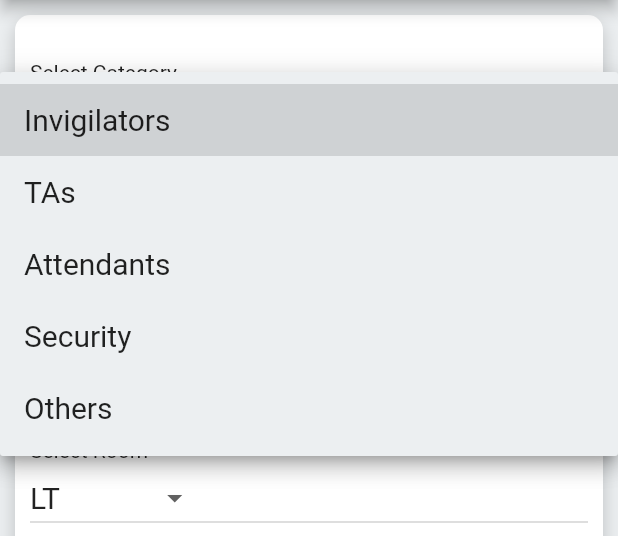
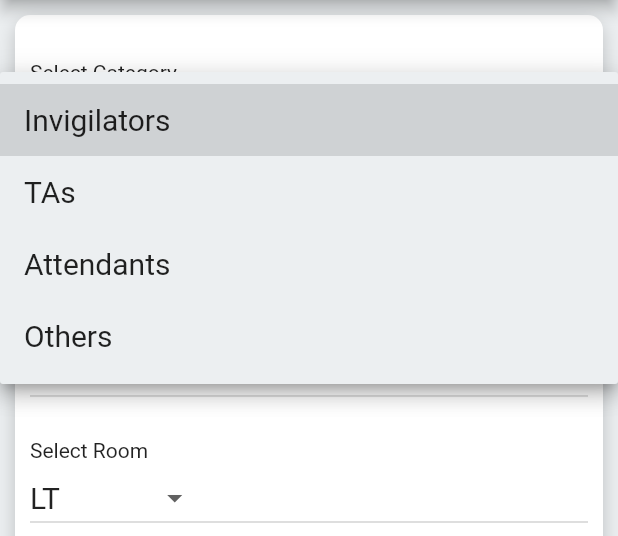
Before and after one commit to Jpbroadvision/coe_attendance, a Flutter app: the screen it shows after launch, after a tap on "Invigilators", on a phone screen of 412 x 824 dp, the part 84-620 px from its top. Run offline on Flutter 3.47's test engine with Material 2 defaults, Android fonts, the phone set to English and light mode, and no system bars; our stand-ins replace csv, equatable, permission_handler, sqflite; missing offline and left inert: flutter_signature_pad; accounts and stored records are empty; statements that could not run were skipped.

Commit message:
--- Auto-Git Commit ---

```diff
--- a/lib/import_names.dart
+++ b/lib/import_names.dart
@@ -76,7 +76,7 @@ class _ImportNamesState extends State<ImportNames> {
         ),
         centerTitle: true,
         title: Text(
-          'Record',
+          'Import',
           textAlign: TextAlign.center,
           style: TextStyle(color: Colors.white),
         ),
--- a/lib/main.dart
+++ b/lib/main.dart
@@ -75,7 +75,6 @@ class _MyHomePageState extends State<MyHomePage> {
     'Invigilators',
     'TAs',
     'Attendants',
-    'Security',
     'Others'
   ];
   String _selectedCategory = "Invigilators";
```
Also changed, not shown: .autogit/logs/log-16-2-2021-22-29-29.txt (added).
